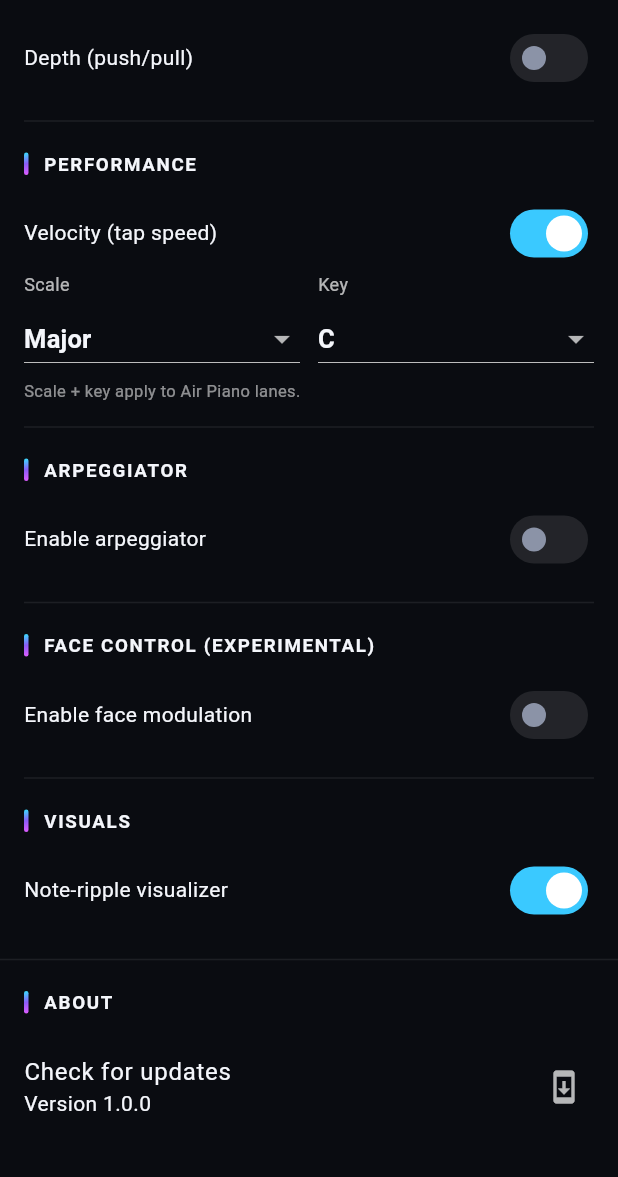
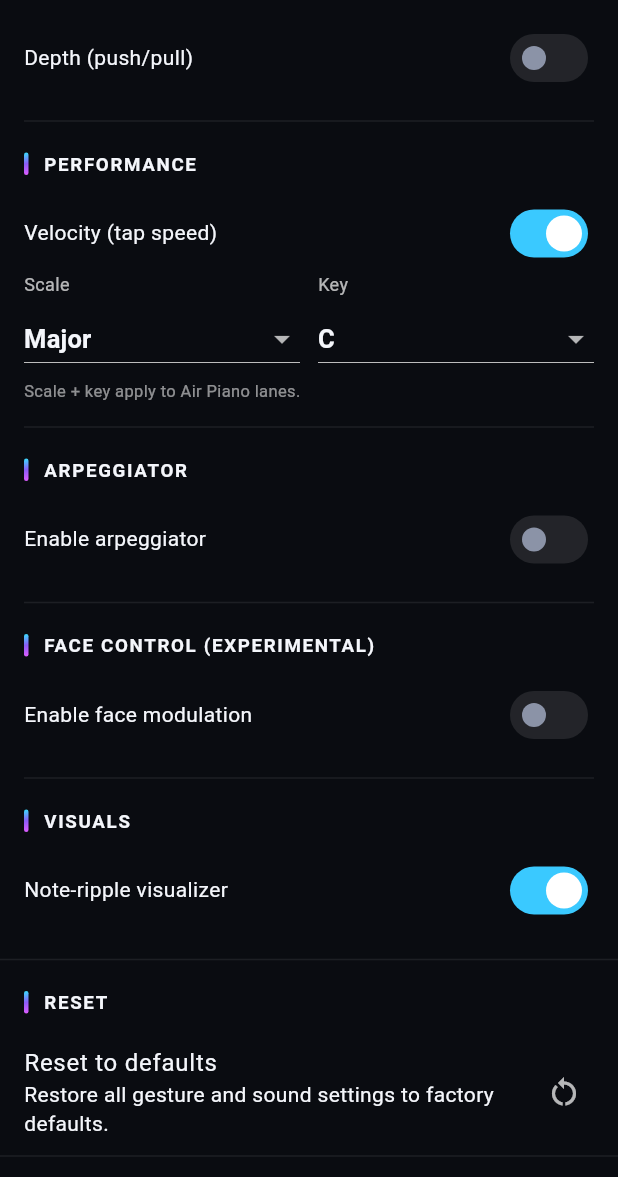
Before and after one commit to andreas83/AR-Synth, a Flutter app: the SettingsScreen screen opened directly, scrolled down 1920 dp, on a phone screen of 412 x 824 dp, the part 59-1236 px from its top. Run offline on Flutter 3.47's test engine with Material 3 defaults, Android fonts, the phone set to English and light mode, and no system bars; our stand-ins replace camera, open_filex, package_info_plus, permission_handler, shared_preferences, wakelock_plus; missing offline and left inert: flutter_soloud, google_mlkit_face_detection, hand_landmarker; accounts and stored records are empty; network calls fail.

Commit message:
Add "Reset to defaults" settings action
Adds a one-tap recovery path for when gesture/sound settings have been
changed by accident and the instrument misbehaves (e.g. a live-volume
modulation such as Theremin volume or depth/face -> volume leaving the
output near-silent with a loud tail as the gesture ends).

- SettingsController.resetToDefaults() restores every field to
  SynthSettings() defaults, persisting and pushing to the audio engine
  through the same _update path as any other change.
- A new "Reset" section in the settings screen exposes it behind a
  confirmation dialog, with a snackbar on completion.
- Unit tests cover the field-by-field restore and listener notification.

Co-Authored-By: Claude Opus 4.8 <noreply@anthropic.com>
Claude-Session: https://claude.ai/code/session_017EUXnKWRfqT5qUvtozctTD

```diff
--- a/lib/screens/settings_screen.dart
+++ b/lib/screens/settings_screen.dart
@@ -110,6 +110,8 @@ class SettingsScreen extends StatelessWidget {
           // Reuse the shared synth panel for engine/waveform/adsr/effects.
           const SynthControls(),
           const Divider(height: 8),
+          _ResetSection(controller: c),
+          const Divider(height: 8),
           const _AboutSection(),
           const SizedBox(height: 24),
         ],
@@ -196,6 +198,65 @@ class _AboutSectionState extends State<_AboutSection> {
   }
 }
 
+/// "Reset to defaults" action: a single tap (behind a confirm dialog) restores
+/// every gesture/sound setting to its factory value. Handy when an accidental
+/// tweak — e.g. a volume-affecting modulation — has left the instrument
+/// misbehaving and the fastest recovery is a clean slate.
+class _ResetSection extends StatelessWidget {
+  const _ResetSection({required this.controller});
+
+  final SettingsController controller;
+
+  Future<void> _confirmAndReset(BuildContext context) async {
+    final bool ok = await showDialog<bool>(
+          context: context,
+          builder: (BuildContext ctx) => AlertDialog(
+            title: const Text('Reset all settings?'),
+            content: const Text(
+              'This restores every gesture and sound setting to its default. '
+              'Your current configuration will be lost.',
+            ),
+            actions: <Widget>[
+              TextButton(
+                onPressed: () => Navigator.of(ctx).pop(false),
+                child: const Text('Cancel'),
+              ),
+              TextButton(
+                onPressed: () => Navigator.of(ctx).pop(true),
+                child: const Text('Reset'),
+              ),
+            ],
+          ),
+        ) ??
+        false;
+    if (!ok || !context.mounted) return;
+    controller.resetToDefaults();
+    ScaffoldMessenger.of(context).showSnackBar(
+      const SnackBar(content: Text('Settings reset to defaults.')),
+    );
+  }
+
+  @override
+  Widget build(BuildContext context) {
+    return Column(
+      crossAxisAlignment: CrossAxisAlignment.stretch,
+      children: <Widget>[
+        const Padding(
+          padding: EdgeInsets.fromLTRB(16, 12, 16, 0),
+          child: SectionHeader('Reset'),
+        ),
+        ListTile(
+          title: const Text('Reset to defaults'),
+          subtitle: const Text(
+              'Restore all gesture and sound settings to factory defaults.'),
+          trailing: const Icon(Icons.restart_alt),
+          onTap: () => _confirmAndReset(context),
+        ),
+      ],
+    );
+  }
+}
+
 class _Stepper extends StatelessWidget {
   const _Stepper(
       {required this.value, required this.onMinus, required this.onPlus});
--- a/lib/state/settings_controller.dart
+++ b/lib/state/settings_controller.dart
@@ -54,6 +54,12 @@ class SettingsController extends ChangeNotifier {
   /// [applySoundPreset]; performance/layout settings are preserved.
   void applyPreset(SoundPreset preset) =>
       _update(applySoundPreset(_settings, preset));
+
+  /// Restores every setting to its factory default. A safety net for when the
+  /// sound/gesture config has been changed by accident (e.g. a live-volume
+  /// modulation left the output near-silent) and the quickest fix is a clean
+  /// slate. Persists and pushes to the audio engine like any other change.
+  void resetToDefaults() => _update(const SynthSettings());
 
   // Convenience mutators -------------------------------------------------------
 
```
Also changed, not shown: 1 other file.
